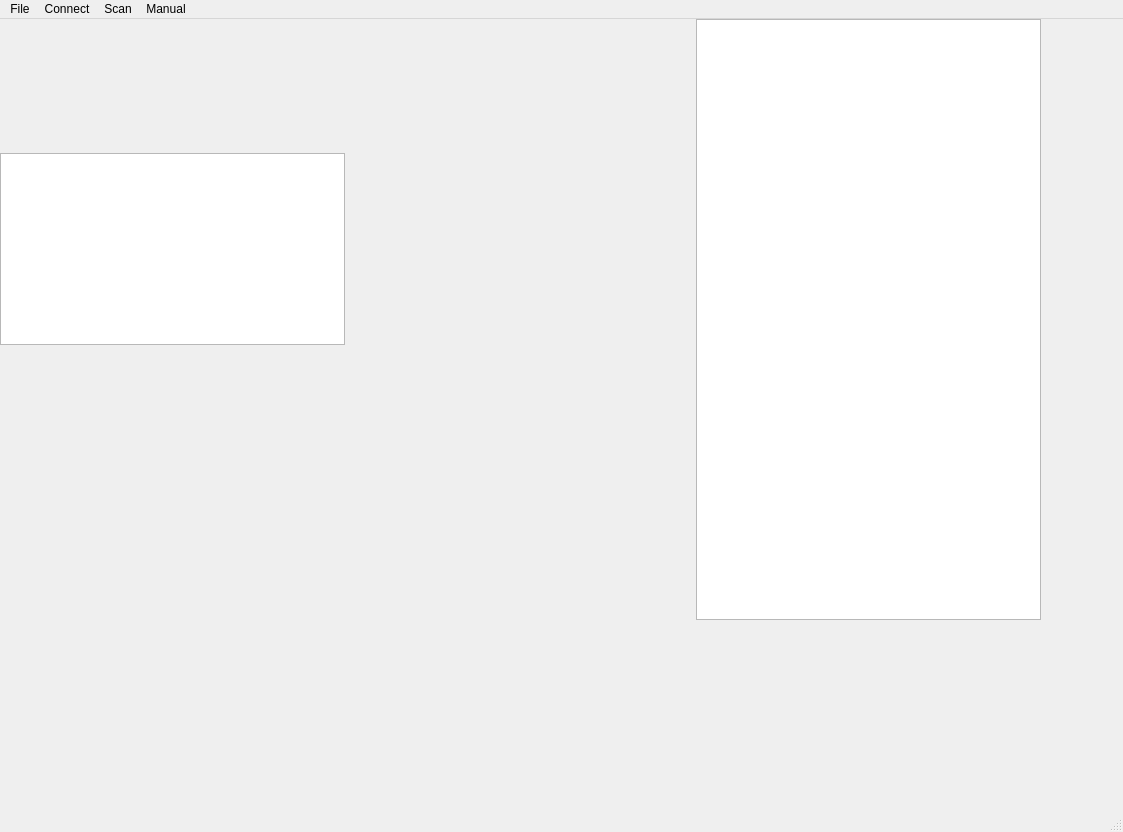
The window that cipher.ui (bheins/ciphersolver) describes before a commit, drawn with Qt 5.
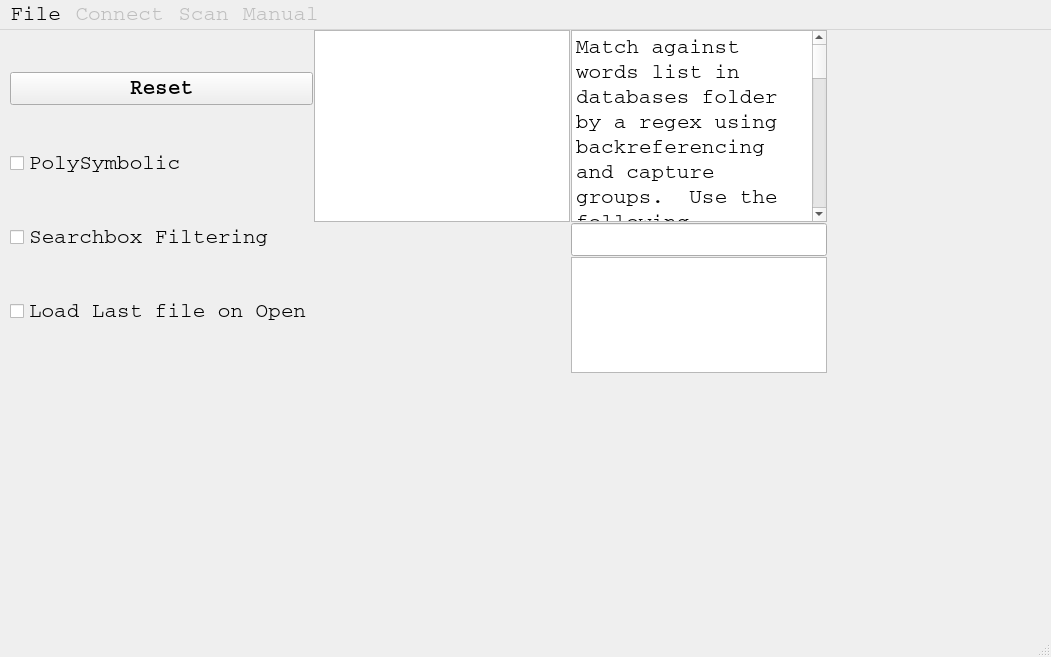
The same window after the commit.

```diff
--- a/cipher.ui
+++ b/cipher.ui
@@ -6,89 +6,224 @@
    <rect>
     <x>0</x>
     <y>0</y>
-    <width>1123</width>
-    <height>832</height>
+    <width>1051</width>
+    <height>657</height>
    </rect>
   </property>
+  <property name="sizePolicy">
+   <sizepolicy hsizetype="Minimum" vsizetype="Minimum">
+    <horstretch>0</horstretch>
+    <verstretch>0</verstretch>
+   </sizepolicy>
+  </property>
+  <property name="font">
+   <font>
+    <family>Courier</family>
+    <pointsize>16</pointsize>
+   </font>
+  </property>
   <property name="windowTitle">
    <string>MainWindow</string>
   </property>
   <widget class="QWidget" name="centralwidget">
+   <property name="sizePolicy">
+    <sizepolicy hsizetype="Minimum" vsizetype="Minimum">
+     <horstretch>1</horstretch>
+     <verstretch>1</verstretch>
+    </sizepolicy>
+   </property>
    <widget class="QWidget" name="horizontalLayoutWidget">
     <property name="geometry">
      <rect>
-      <x>0</x>
+      <x>10</x>
       <y>0</y>
       <width>1041</width>
       <height>601</height>
      </rect>
     </property>
-    <layout class="QHBoxLayout" name="horizontalLayout">
+    <layout class="QHBoxLayout" name="CipherUIHorizontalLayout" stretch="0,0,0">
+     <property name="spacing">
+      <number>1</number>
+     </property>
+     <property name="sizeConstraint">
+      <enum>QLayout::SetFixedSize</enum>
+     </property>
      <item>
-      <layout class="QVBoxLayout" name="verticalLayout">
+      <layout class="QVBoxLayout" name="OptionsLayout">
+       <property name="sizeConstraint">
+        <enum>QLayout::SetFixedSize</enum>
+       </property>
+       <item>
+        <widget class="QPushButton" name="ResetCipherButton">
+         <property name="font">
+          <font>
+           <family>Courier</family>
+           <pointsize>16</pointsize>
+           <weight>75</weight>
+           <bold>true</bold>
+          </font>
+         </property>
+         <property name="text">
+          <string>Reset</string>
+         </property>
+        </widget>
+       </item>
+       <item>
+        <widget class="QCheckBox" name="PolySymbolic">
+         <property name="text">
+          <string>PolySymbolic</string>
+         </property>
+        </widget>
+       </item>
+       <item>
+        <widget class="QCheckBox" name="SearchboxFiltering">
+         <property name="text">
+          <string>Searchbox Filtering</string>
+         </property>
+        </widget>
+       </item>
+       <item>
+        <widget class="QCheckBox" name="LoadLast">
+         <property name="text">
+          <string>Load Last file on Open</string>
+         </property>
+        </widget>
+       </item>
+      </layout>
+     </item>
+     <item>
+      <layout class="QVBoxLayout" name="VerticalLayout">
+       <property name="spacing">
+        <number>1</number>
+       </property>
+       <property name="sizeConstraint">
+        <enum>QLayout::SetFixedSize</enum>
+       </property>
+       <item>
+        <widget class="QPlainTextEdit" name="Cipher">
+         <property name="sizePolicy">
+          <sizepolicy hsizetype="Minimum" vsizetype="Minimum">
+           <horstretch>0</horstretch>
+           <verstretch>0</verstretch>
+          </sizepolicy>
+         </property>
+        </widget>
+       </item>
        <item>
         <spacer name="verticalSpacer">
          <property name="orientation">
           <enum>Qt::Vertical</enum>
          </property>
+         <property name="sizeType">
+          <enum>QSizePolicy::Fixed</enum>
+         </property>
          <property name="sizeHint" stdset="0">
           <size>
            <width>20</width>
-           <height>40</height>
+           <height>5</height>
           </size>
          </property>
         </spacer>
        </item>
        <item>
-        <widget class="QTextBrowser" name="cipherentry"/>
+        <widget class="QWidget" name="SolverMain" native="true">
+         <property name="sizePolicy">
+          <sizepolicy hsizetype="Minimum" vsizetype="Minimum">
+           <horstretch>0</horstretch>
+           <verstretch>0</verstretch>
+          </sizepolicy>
+         </property>
+        </widget>
        </item>
+      </layout>
+     </item>
+     <item>
+      <layout class="QVBoxLayout" name="CipherVerticalLayout" stretch="0,0,0">
+       <property name="sizeConstraint">
+        <enum>QLayout::SetFixedSize</enum>
+       </property>
        <item>
-        <spacer name="verticalSpacer_2">
-         <property name="orientation">
-          <enum>Qt::Vertical</enum>
+        <widget class="QPlainTextEdit" name="FilterHelp">
+         <property name="sizePolicy">
+          <sizepolicy hsizetype="Minimum" vsizetype="Minimum">
+           <horstretch>0</horstretch>
+           <verstretch>0</verstretch>
+          </sizepolicy>
          </property>
-         <property name="sizeHint" stdset="0">
-          <size>
-           <width>20</width>
-           <height>40</height>
-          </size>
+         <property name="acceptDrops">
+          <bool>false</bool>
          </property>
-        </spacer>
+         <property name="readOnly">
+          <bool>true</bool>
+         </property>
+         <property name="plainText">
+          <string>Match against words list in databases folder by a regex using backreferencing and capture groups.  Use the following customized matching syntax for your words.
+
+Unknown letters should be matched as &quot;.&quot;.
+
+Repeated unknown characters should be listed using numbers, starting with 1.
+
+Known characters obviously should be included.
+
+Examples:
+
+
+&quot;......&quot; if no translations are known.
+
+&quot;.a1a1a&quot; if &quot;a&quot; is known with unknown &quot;n&quot; repeating and &quot;b&quot; not repeating.
+
+&quot;b1n1n1&quot; if &quot;b&quot; and &quot;n&quot; are known with unknown &quot;a&quot; repeating.
+
+&quot;b12121&quot; if &quot;b&quot; is known with unknown &quot;a&quot; and &quot;n&quot; repeating.</string>
+         </property>
+        </widget>
        </item>
        <item>
-        <widget class="QWidget" name="widget" native="true"/>
+        <widget class="QLineEdit" name="wordFilter">
+         <property name="sizePolicy">
+          <sizepolicy hsizetype="Minimum" vsizetype="Minimum">
+           <horstretch>0</horstretch>
+           <verstretch>0</verstretch>
+          </sizepolicy>
+         </property>
+         <property name="text">
+          <string notr="true"/>
+         </property>
+        </widget>
        </item>
        <item>
-        <spacer name="verticalSpacer_3">
-         <property name="orientation">
-          <enum>Qt::Vertical</enum>
+        <widget class="QListWidget" name="wordSelection">
+         <property name="sizePolicy">
+          <sizepolicy hsizetype="Minimum" vsizetype="Minimum">
+           <horstretch>0</horstretch>
+           <verstretch>1</verstretch>
+          </sizepolicy>
          </property>
-         <property name="sizeHint" stdset="0">
-          <size>
-           <width>20</width>
-           <height>40</height>
-          </size>
+         <property name="mouseTracking">
+          <bool>true</bool>
          </property>
-        </spacer>
+         <property name="tabletTracking">
+          <bool>true</bool>
+         </property>
+         <property name="acceptDrops">
+          <bool>false</bool>
+         </property>
+         <property name="sizeAdjustPolicy">
+          <enum>QAbstractScrollArea::AdjustToContents</enum>
+         </property>
+         <property name="dragEnabled">
+          <bool>true</bool>
+         </property>
+         <property name="dragDropMode">
+          <enum>QAbstractItemView::DragDrop</enum>
+         </property>
+         <property name="sortingEnabled">
+          <bool>true</bool>
+         </property>
+        </widget>
        </item>
       </layout>
      </item>
-     <item>
-      <spacer name="horizontalSpacer_2">
-       <property name="orientation">
-        <enum>Qt::Horizontal</enum>
-       </property>
-       <property name="sizeHint" stdset="0">
-        <size>
-         <width>40</width>
-         <height>20</height>
-        </size>
-       </property>
-      </spacer>
-     </item>
-     <item>
-      <widget class="QListWidget" name="wordlist"/>
-     </item>
     </layout>
    </widget>
   </widget>
@@ -97,8 +232,8 @@
     <rect>
      <x>0</x>
      <y>0</y>
-     <width>1123</width>
-     <height>21</height>
+     <width>1051</width>
+     <height>28</height>
     </rect>
    </property>
    <widget class="QMenu" name="menuFile">
@@ -110,16 +245,25 @@
     <addaction name="actionExit"/>
    </widget>
    <widget class="QMenu" name="menuConnect">
+    <property name="enabled">
+     <bool>false</bool>
+    </property>
     <property name="title">
      <string>Connect</string>
     </property>
    </widget>
    <widget class="QMenu" name="menuScan">
+    <property name="enabled">
+     <bool>false</bool>
+    </property>
     <property name="title">
      <string>Scan</string>
     </property>
    </widget>
    <widget class="QMenu" name="menuManual">
+    <property name="enabled">
+     <bool>false</bool>
+    </property>
     <property name="title">
      <string>Manual</string>
     </property>
```
Left out of the diff: 46 changed lines with no effect on the pictures.
